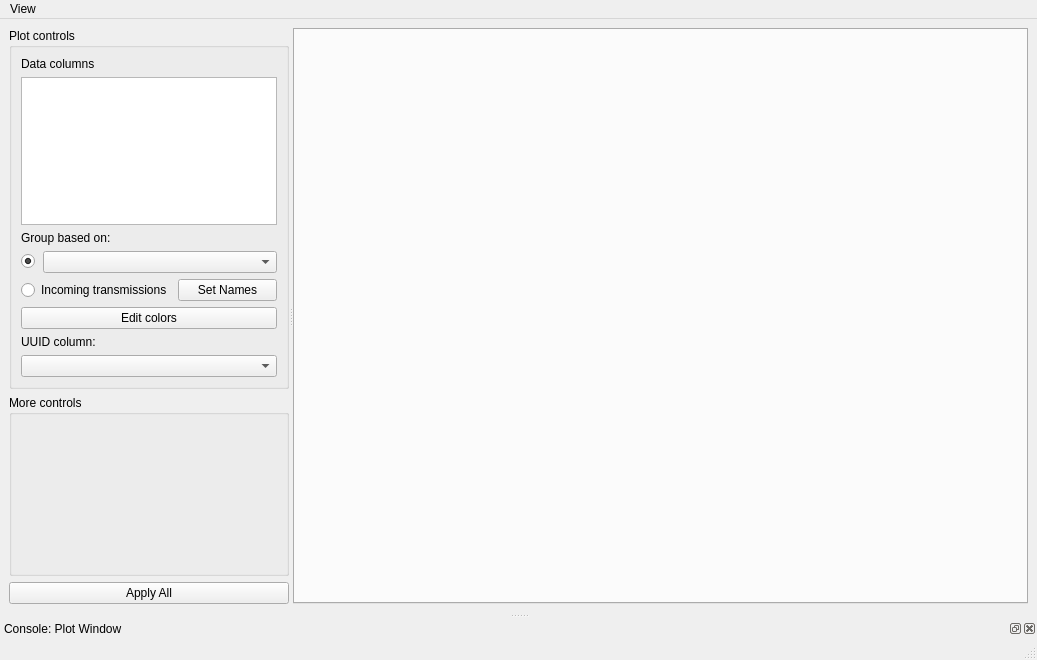
Before: the Qt Designer form analyser/plot_window/ui_files/window_pytemplate.ui in kushalkolar/MESmerize, drawn with Qt 5.
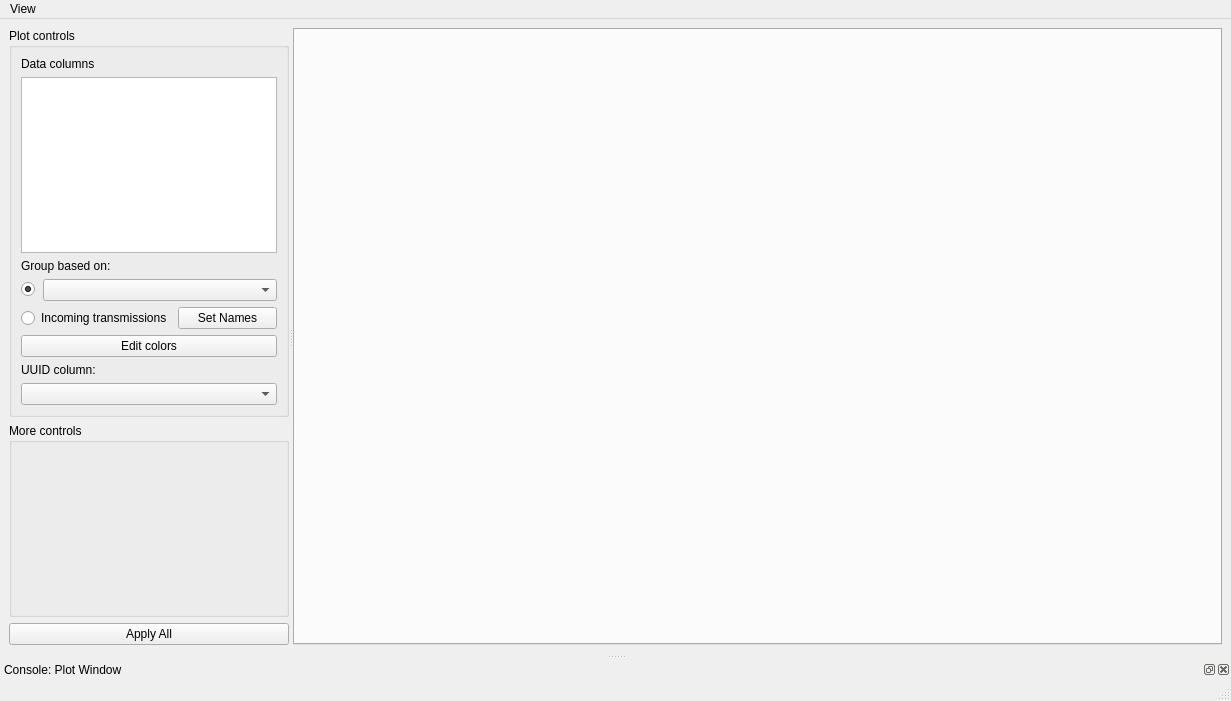
After: the same form once the commit is applied.

What changed in the file:
```diff
--- a/analyser/plot_window/ui_files/window_pytemplate.ui
+++ b/analyser/plot_window/ui_files/window_pytemplate.ui
@@ -6,8 +6,8 @@
    <rect>
     <x>0</x>
     <y>0</y>
-    <width>1037</width>
-    <height>660</height>
+    <width>1231</width>
+    <height>701</height>
    </rect>
   </property>
   <property name="windowTitle">
@@ -167,7 +167,7 @@
     <rect>
      <x>0</x>
      <y>0</y>
-     <width>1037</width>
+     <width>1231</width>
      <height>23</height>
     </rect>
    </property>
```
Left out of the diff: 9 changed lines with no effect on the pictures.
